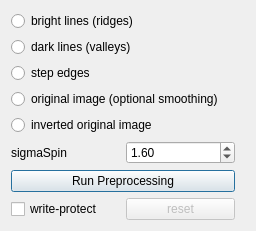
Above: ilastik/workflows/carving/preprocessingDrawer.ui from ilastik/ilastik before the change. Below: the same form after it.
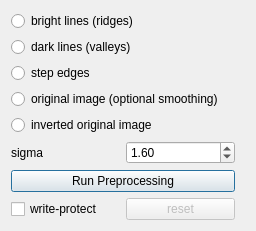
That is the form after the change. Icons and pictures are not drawn.

What changed in the file:
```diff
--- a/ilastik/workflows/carving/preprocessingDrawer.ui
+++ b/ilastik/workflows/carving/preprocessingDrawer.ui
@@ -92,7 +92,7 @@
        <item>
         <widget class="QLabel" name="label">
          <property name="text">
-          <string>sigmaSpin</string>
+          <string>sigma</string>
          </property>
         </widget>
        </item>
```
